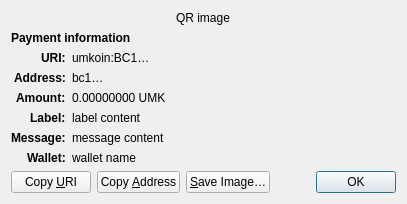
Qt form src/qt/forms/receiverequestdialog.ui (umkoin/umkoin) before a commit.
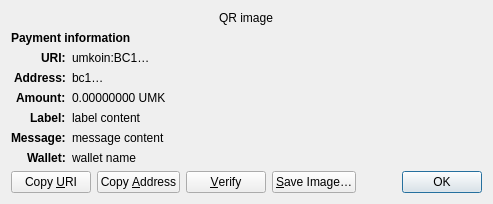
The same form after that commit. Custom widgets are drawn as their Qt base class.

```diff
--- a/src/qt/forms/receiverequestdialog.ui
+++ b/src/qt/forms/receiverequestdialog.ui
@@ -254,6 +254,19 @@
        </property>
       </widget>
      </item>
+     <item>
+      <widget class="QPushButton" name="btnVerify">
+       <property name="text">
+        <string>&amp;Verify</string>
+       </property>
+       <property name="toolTip">
+        <string>Verify this address on e.g. a hardware wallet screen</string>
+       </property>
+       <property name="autoDefault">
+        <bool>false</bool>
+       </property>
+      </widget>
+     </item>
      <item>
       <widget class="QPushButton" name="btnSaveAs">
        <property name="text">
```
